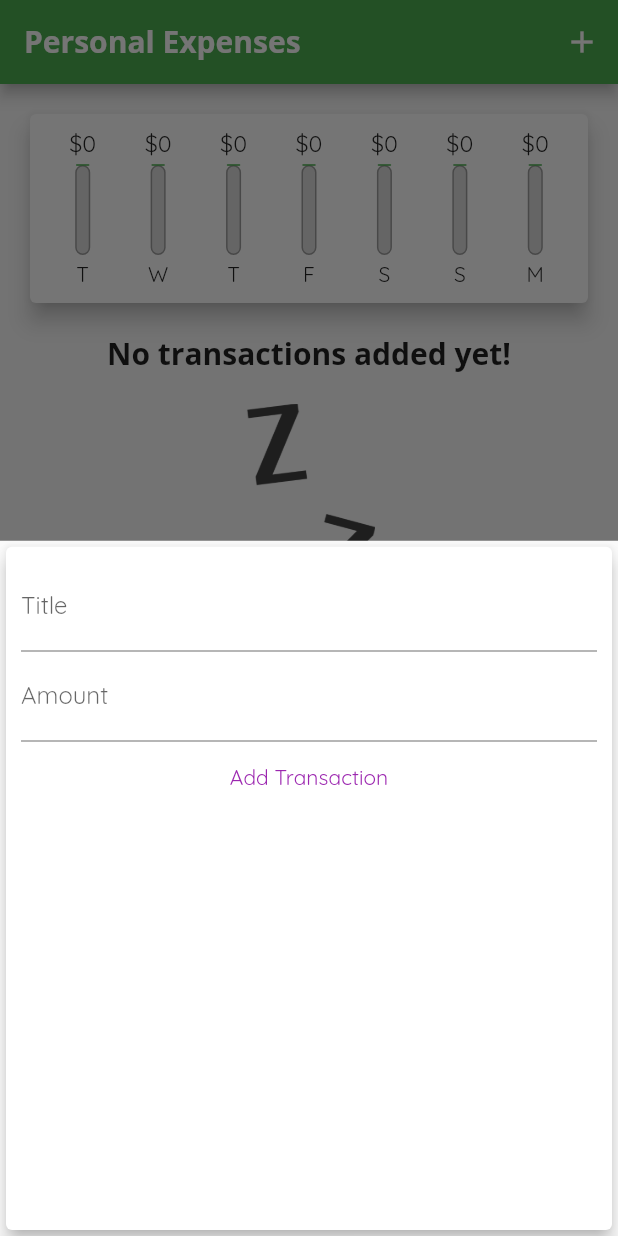
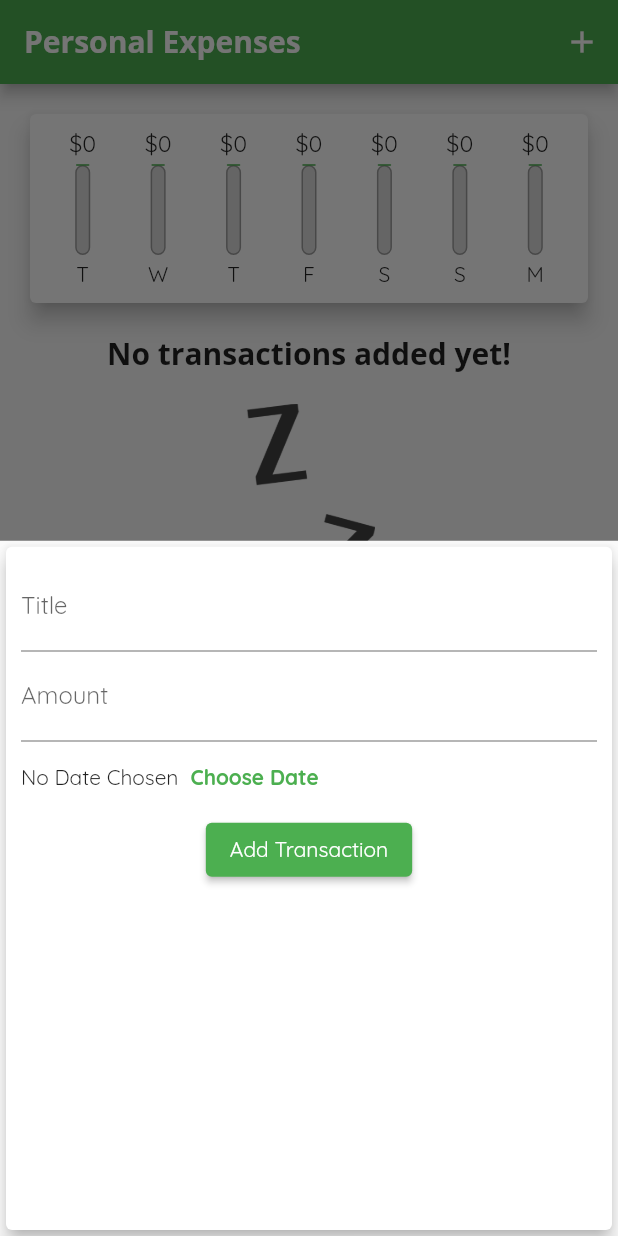
Before and after one commit to MachoBoy/flutter_expense_app, a Flutter app: the screen it shows after launch, after a tap on the "add" icon, on a phone screen of 412 x 824 dp. Run offline on Flutter 3.47's test engine with Material 2 defaults, Android fonts, the phone set to English and light mode, and no system bars.

Commit message:
add button for date picker

```diff
--- a/lib/widgets/new_transaction.dart
+++ b/lib/widgets/new_transaction.dart
@@ -45,11 +45,22 @@ class _NewTransactionState extends State<NewTransaction> {
               keyboardType: TextInputType.number,
               onSubmitted: (_) => submitData(),
             ),
-            TextButton(
+            Row(
+              children: [
+                const Text('No Date Chosen'),
+                TextButton(
+                  onPressed: () {},
+                  child: const Text(
+                    'Choose Date',
+                    style: TextStyle(fontWeight: FontWeight.bold),
+                  ),
+                )
+              ],
+            ),
+            ElevatedButton(
               onPressed: submitData,
               child: const Text(
                 'Add Transaction',
-                style: TextStyle(color: Colors.purple),
               ),
             )
           ])),
```
